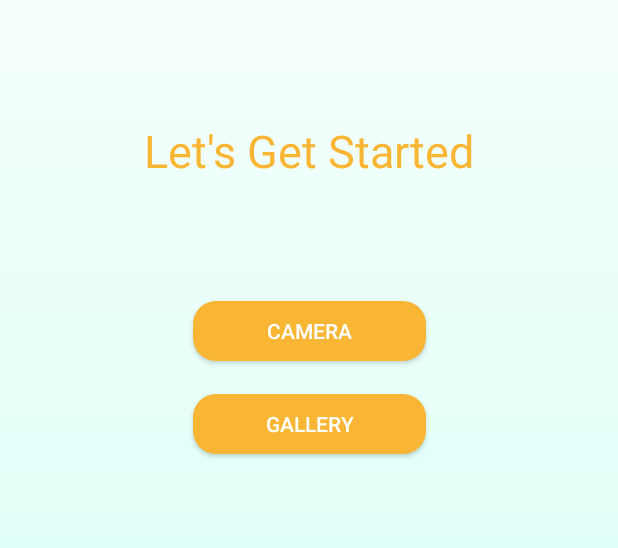
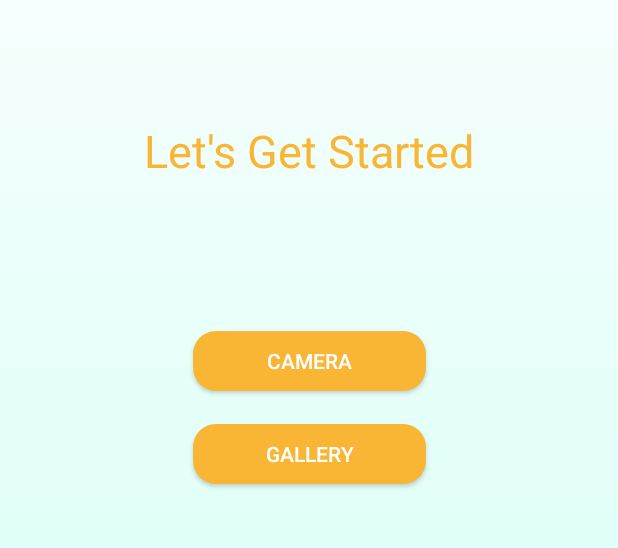
Before and after one commit to glevix/Bunniez, an Android app: the screen it shows after launch (MainActivity), on a phone screen of 412 x 824 dp, the part 295-843 px from its top. Run offline under Robolectric (Android 15) with nearby library versions, the light colour scheme and no system bars.

Commit message:
fix margin

```diff
--- a/app/src/main/res/layout/activity_main.xml
+++ b/app/src/main/res/layout/activity_main.xml
@@ -44,7 +44,7 @@
         app:layout_constraintLeft_toLeftOf="parent"
         app:layout_constraintRight_toRightOf="parent"
         app:layout_constraintTop_toBottomOf="@id/lets_start"
-        android:layout_marginTop="80dp"
+        android:layout_marginTop="100dp"
         android:background="@drawable/button_shape"
         />
 
```
